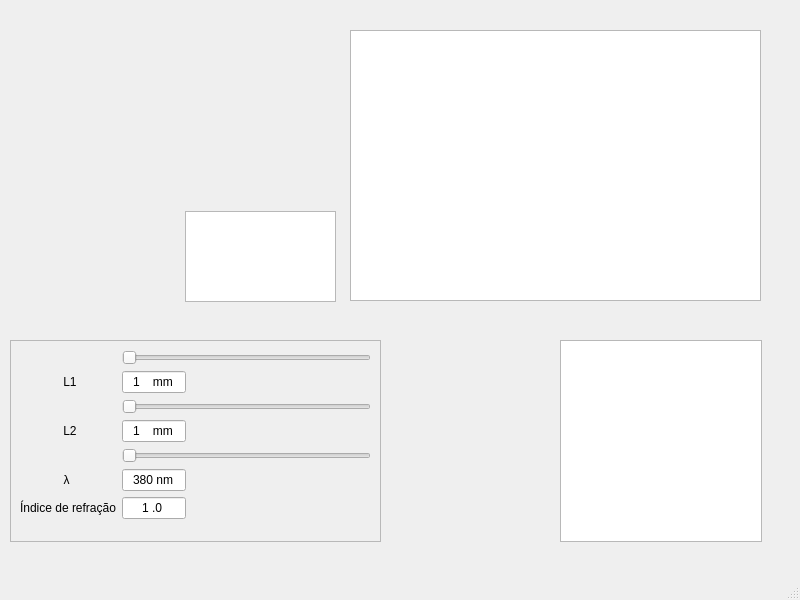
Above: IDM_GUI.ui from deep-in-the-pc/Michelson-interferometer-Simulator before the change. Below: the same form after it.
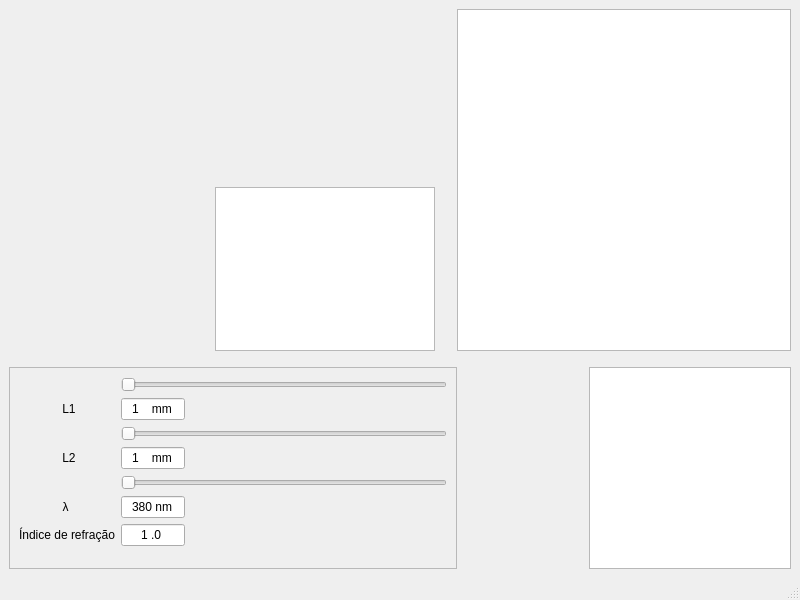
That is the form after the change.

Commit message: Changed window scalling when resizing

```diff
--- a/IDM_GUI.ui
+++ b/IDM_GUI.ui
@@ -14,14 +14,140 @@
    <string>MainWindow</string>
   </property>
   <widget class="QWidget" name="centralwidget">
+   <layout class="QGridLayout" name="gridLayout">
+    <item row="4" column="7">
+     <spacer name="horizontalSpacer_4">
+      <property name="orientation">
+       <enum>Qt::Horizontal</enum>
+      </property>
+      <property name="sizeType">
+       <enum>QSizePolicy::Preferred</enum>
+      </property>
+      <property name="sizeHint" stdset="0">
+       <size>
+        <width>10</width>
+        <height>20</height>
+       </size>
+      </property>
+     </spacer>
+    </item>
+    <item row="2" column="0">
+     <spacer name="horizontalSpacer_2">
+      <property name="orientation">
+       <enum>Qt::Horizontal</enum>
+      </property>
+      <property name="sizeType">
+       <enum>QSizePolicy::MinimumExpanding</enum>
+      </property>
+      <property name="sizeHint" stdset="0">
+       <size>
+        <width>200</width>
+        <height>20</height>
+       </size>
+      </property>
+     </spacer>
+    </item>
+    <item row="1" column="1" rowspan="2" colspan="2">
+     <widget class="QGraphicsView" name="Wave_graphicsView">
+      <property name="sizePolicy">
+       <sizepolicy hsizetype="Preferred" vsizetype="Preferred">
+        <horstretch>0</horstretch>
+        <verstretch>0</verstretch>
+       </sizepolicy>
+      </property>
+      <property name="minimumSize">
+       <size>
+        <width>163</width>
+        <height>130</height>
+       </size>
+      </property>
+      <property name="maximumSize">
+       <size>
+        <width>326</width>
+        <height>260</height>
+       </size>
+      </property>
+     </widget>
+    </item>
+    <item row="3" column="1">
+     <spacer name="verticalSpacer">
+      <property name="orientation">
+       <enum>Qt::Vertical</enum>
+      </property>
+      <property name="sizeType">
+       <enum>QSizePolicy::Minimum</enum>
+      </property>
+      <property name="sizeHint" stdset="0">
+       <size>
+        <width>20</width>
+        <height>10</height>
+       </size>
+      </property>
+     </spacer>
+    </item>
+    <item row="0" column="4" rowspan="3" colspan="3">
+     <widget class="QGraphicsView" name="Scheme_graphicsView"/>
+    </item>
+    <item row="0" column="2">
+     <spacer name="verticalSpacer_2">
+      <property name="orientation">
+       <enum>Qt::Vertical</enum>
+      </property>
+      <property name="sizeType">
+       <enum>QSizePolicy::MinimumExpanding</enum>
+      </property>
+      <property name="sizeHint" stdset="0">
+       <size>
+        <width>20</width>
+        <height>172</height>
+       </size>
+      </property>
+     </spacer>
+    </item>
+    <item row="4" column="6">
+     <widget class="QGraphicsView" name="Franjas_graphicsView">
+      <property name="enabled">
+       <bool>true</bool>
+      </property>
+      <property name="sizePolicy">
+       <sizepolicy hsizetype="MinimumExpanding" vsizetype="MinimumExpanding">
+        <horstretch>0</horstretch>
+        <verstretch>0</verstretch>
+       </sizepolicy>
+      </property>
+      <property name="minimumSize">
+       <size>
+        <width>202</width>
+        <height>202</height>
+       </size>
+      </property>
+      <property name="maximumSize">
+       <size>
+        <width>202</width>
+        <height>202</height>
+       </size>
+      </property>
+      <property name="sizeIncrement">
+       <size>
+        <width>0</width>
+        <height>0</height>
+       </size>
+      </property>
+      <property name="baseSize">
+       <size>
+        <width>0</width>
+        <height>0</height>
+       </size>
+      </property>
+     </widget>
+    </item>
+    <item row="4" column="0" colspan="5">
    <widget class="QFrame" name="frame">
-    <property name="geometry">
-     <rect>
-      <x>10</x>
-      <y>340</y>
-      <width>371</width>
-      <height>202</height>
-     </rect>
+      <property name="sizePolicy">
+       <sizepolicy hsizetype="MinimumExpanding" vsizetype="MinimumExpanding">
+        <horstretch>0</horstretch>
+        <verstretch>0</verstretch>
+       </sizepolicy>
     </property>
     <property name="frameShape">
      <enum>QFrame::StyledPanel</enum>
@@ -91,39 +217,39 @@
        </property>
       </widget>
      </item>
-     <item row="3" column="0">
+       <item row="4" column="0">
       <widget class="QLabel" name="L2_label">
        <property name="text">
         <string>             L2</string>
        </property>
       </widget>
      </item>
-     <item row="3" column="1">
-      <widget class="QLineEdit" name="L2_lineEdit">
-       <property name="maximumSize">
-        <size>
-         <width>64</width>
-         <height>16777215</height>
-        </size>
-       </property>
-       <property name="inputMask">
-        <string>D000 mm</string>
-       </property>
-       <property name="text">
-        <string>1 mm</string>
-       </property>
-       <property name="alignment">
-        <set>Qt::AlignCenter</set>
-       </property>
-      </widget>
-     </item>
      <item row="4" column="1">
+        <widget class="QLineEdit" name="L2_lineEdit">
+         <property name="maximumSize">
+          <size>
+           <width>64</width>
+           <height>16777215</height>
+          </size>
+         </property>
+         <property name="inputMask">
+          <string>D000 mm</string>
+         </property>
+         <property name="text">
+          <string>1 mm</string>
+         </property>
+         <property name="alignment">
+          <set>Qt::AlignCenter</set>
+         </property>
+        </widget>
+       </item>
+       <item row="5" column="1">
       <widget class="QSlider" name="Lambda_horizontalSlider">
        <property name="minimum">
         <number>380</number>
        </property>
        <property name="maximum">
-        <number>700</number>
+          <number>750</number>
        </property>
        <property name="pageStep">
         <number>1</number>
@@ -133,7 +259,7 @@
        </property>
       </widget>
      </item>
-     <item row="5" column="0">
+       <item row="6" column="0">
       <widget class="QLabel" name="Lambda_label">
        <property name="text">
         <string>             λ</string>
@@ -143,7 +269,7 @@
        </property>
       </widget>
      </item>
-     <item row="5" column="1">
+       <item row="6" column="1">
       <widget class="QLineEdit" name="Lambda_lineEdit">
        <property name="maximumSize">
         <size>
@@ -162,7 +288,7 @@
        </property>
       </widget>
      </item>
-     <item row="6" column="1">
+       <item row="7" column="1">
       <widget class="QLineEdit" name="IR_lineEdit">
        <property name="maximumSize">
         <size>
@@ -181,7 +307,7 @@
        </property>
       </widget>
      </item>
-     <item row="6" column="0">
+       <item row="7" column="0">
       <widget class="QLabel" name="IR_label">
        <property name="text">
         <string>Índice de refração</string>
@@ -193,36 +319,40 @@
      </item>
     </layout>
    </widget>
-   <widget class="QGraphicsView" name="Franjas_graphicsView">
-    <property name="geometry">
-     <rect>
-      <x>560</x>
-      <y>340</y>
-      <width>202</width>
-      <height>202</height>
-     </rect>
-    </property>
-   </widget>
-   <widget class="QGraphicsView" name="Scheme_graphicsView">
-    <property name="geometry">
-     <rect>
-      <x>350</x>
-      <y>30</y>
-      <width>411</width>
-      <height>271</height>
-     </rect>
-    </property>
-   </widget>
-   <widget class="QGraphicsView" name="Wave_graphicsView">
-    <property name="geometry">
-     <rect>
-      <x>185</x>
-      <y>211</y>
-      <width>151</width>
-      <height>91</height>
-     </rect>
-    </property>
-   </widget>
+    </item>
+    <item row="4" column="5">
+     <spacer name="horizontalSpacer">
+      <property name="orientation">
+       <enum>Qt::Horizontal</enum>
+      </property>
+      <property name="sizeType">
+       <enum>QSizePolicy::Fixed</enum>
+      </property>
+      <property name="sizeHint" stdset="0">
+       <size>
+        <width>120</width>
+        <height>20</height>
+       </size>
+      </property>
+     </spacer>
+    </item>
+    <item row="0" column="3">
+     <spacer name="horizontalSpacer_3">
+      <property name="orientation">
+       <enum>Qt::Horizontal</enum>
+      </property>
+      <property name="sizeType">
+       <enum>QSizePolicy::Minimum</enum>
+      </property>
+      <property name="sizeHint" stdset="0">
+       <size>
+        <width>10</width>
+        <height>20</height>
+       </size>
+      </property>
+     </spacer>
+    </item>
+   </layout>
   </widget>
   <widget class="QMenuBar" name="menubar">
    <property name="geometry">
```
Lines whose indentation alone changed are shown as unchanged. The commit also changes 1 other file.
